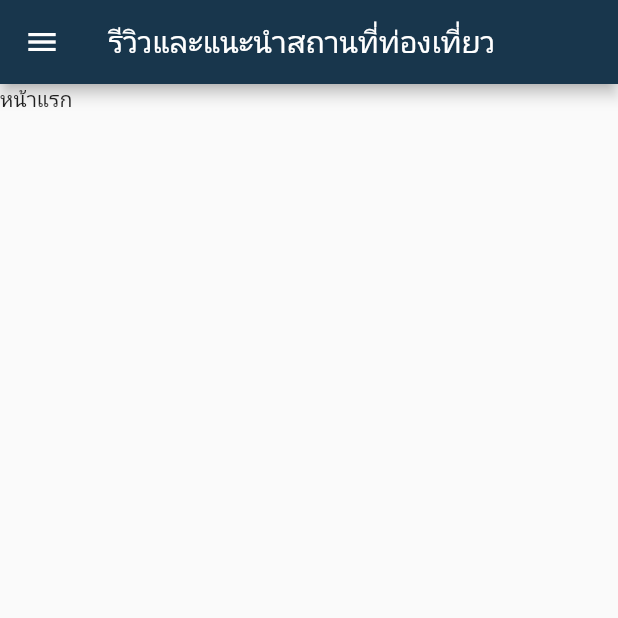
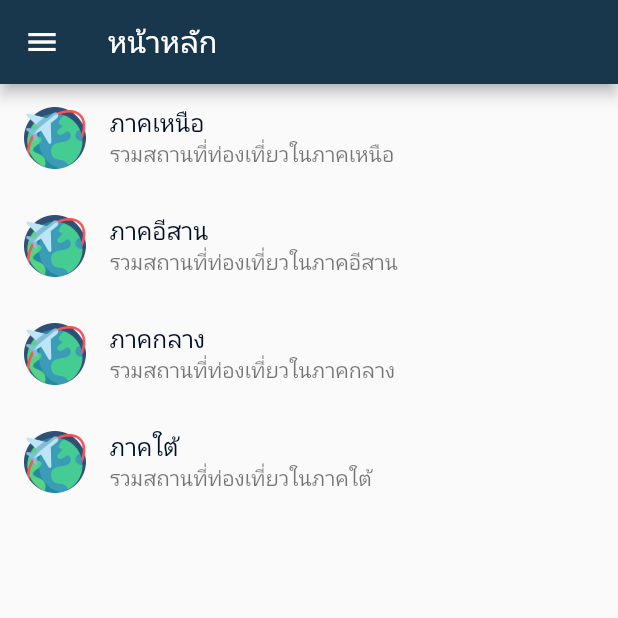
Before and after one commit to nicecs15/ITravel, a Flutter app: the MyService screen opened by its route, on a phone screen of 412 x 824 dp, the top half of it. Run offline on Flutter 3.47's test engine with Material 2 defaults, Android fonts, the phone set to English and light mode, and no system bars; our stand-ins replace firebase_auth, firebase_core; accounts and stored records are empty.

Commit message:
เยอะแยะ

```diff
--- a/lib/router.dart
+++ b/lib/router.dart
@@ -1,10 +1,22 @@
 import 'package:flutter/material.dart';
 import 'package:myapp1/widget/authen.dart';
+import 'package:myapp1/widget/central_list.dart';
+import 'package:myapp1/widget/isan_list.dart';
+import 'package:myapp1/widget/like_list.dart';
 import 'package:myapp1/widget/my_service.dart';
+import 'package:myapp1/widget/north_list.dart';
+import 'package:myapp1/widget/profile.dart';
 import 'package:myapp1/widget/register.dart';
+import 'package:myapp1/widget/south_list.dart';
 
 final Map<String, WidgetBuilder> routes = {
   '/authen': (BuildContext context) => Authen(),
   '/register': (BuildContext context) => Register(),
   '/myService': (BuildContext context) => MyService(),
+  '/north_list': (BuildContext context) => NorthList(),
+  '/isan_list': (BuildContext context) => IsanList(),
+  '/central_list': (BuildContext context) => CentralList(),
+  '/south_list': (BuildContext context) => SouthList(),
+  '/profile': (BuildContext context) => Profile(),
+  '/like': (BuildContext context) => LikeList(),
 };
--- a/lib/widget/central_list.dart
+++ b/lib/widget/central_list.dart
@@ -1,4 +1,5 @@
 import 'package:flutter/material.dart';
+import 'package:myapp1/utility/my_style.dart';
 
 class CentralList extends StatefulWidget {
   const CentralList({Key? key}) : super(key: key);
@@ -11,6 +12,10 @@ class _CentralListState extends State<CentralList> {
   @override
   Widget build(BuildContext context) {
     return Scaffold(
+      appBar: AppBar(
+        backgroundColor: MyStyle().primaryColor,
+        title: Text('สถานที่ท่องเที่ยวในภาคกลาง'),
+      ),
       body: Text('this is Central'),
     );
   }
--- /dev/null
+++ b/lib/widget/homepage.dart
@@ -0,0 +1,68 @@
+import 'package:flutter/material.dart';
+import 'package:myapp1/utility/my_style.dart';
+import 'package:myapp1/widget/central_list.dart';
+import 'package:myapp1/widget/isan_list.dart';
+import 'package:myapp1/widget/north_list.dart';
+import 'package:myapp1/widget/south_list.dart';
+
+class Homepage extends StatefulWidget {
+  Homepage({Key? key}) : super(key: key);
+
+  @override
+  State<Homepage> createState() => _HomepageState();
+}
+
+class _HomepageState extends State<Homepage> {
+  late double screen;
+  Widget currentWidget = Homepage();
+  @override
+  Widget build(BuildContext context) {
+    screen = MediaQuery.of(context).size.width;
+    return Scaffold(
+      body: Column(
+        children: [
+          buildListTileNorthList(),
+          buildListTileIsanList(),
+          buildListTileCentralList(),
+          buildListTileSouthList(),
+        ],
+      ),
+    );
+  }
+
+  ListTile buildListTileNorthList() {
+    return ListTile(
+      leading: Image.asset('images/logo.png', width: screen * .10),
+      title: MyStyle().titleH3('ภาคเหนือ'),
+      subtitle: Text('รวมสถานที่ท่องเที่ยวในภาคเหนือ'),
+      onTap: () => Navigator.pushNamed(context, '/north_list'),
+    );
+  }
+
+  ListTile buildListTileIsanList() {
+    return ListTile(
+      leading: Image.asset('images/logo.png', width: screen * .10),
+      title: MyStyle().titleH3('ภาคอีสาน'),
+      subtitle: Text('รวมสถานที่ท่องเที่ยวในภาคอีสาน'),
+      onTap: () => Navigator.pushNamed(context, '/isan_list'),
+    );
+  }
+
+  ListTile buildListTileCentralList() {
+    return ListTile(
+      leading: Image.asset('images/logo.png', width: screen * .10),
+      title: MyStyle().titleH3('ภาคกลาง'),
+      subtitle: Text('รวมสถานที่ท่องเที่ยวในภาคกลาง'),
+      onTap: () => Navigator.pushNamed(context, '/central_list'),
+    );
+  }
+
+  ListTile buildListTileSouthList() {
+    return ListTile(
+      leading: Image.asset('images/logo.png', width: screen * .10),
+      title: MyStyle().titleH3('ภาคใต้'),
+      subtitle: Text('รวมสถานที่ท่องเที่ยวในภาคใต้'),
+      onTap: () => Navigator.pushNamed(context, '/south_list'),
+    );
+  }
+}
--- a/lib/widget/isan_list.dart
+++ b/lib/widget/isan_list.dart
@@ -1,4 +1,5 @@
 import 'package:flutter/material.dart';
+import 'package:myapp1/utility/my_style.dart';
 
 class IsanList extends StatefulWidget {
   const IsanList({Key? key}) : super(key: key);
@@ -11,6 +12,10 @@ class _IsanListState extends State<IsanList> {
   @override
   Widget build(BuildContext context) {
     return Scaffold(
+      appBar: AppBar(
+        backgroundColor: MyStyle().primaryColor,
+        title: Text('สถานที่ท่องเที่ยวในภาคอีสาน'),
+      ),
       body: Text('จี่หอย'),
     );
   }
--- a/lib/widget/like_list.dart
+++ b/lib/widget/like_list.dart
@@ -1,4 +1,5 @@
 import 'package:flutter/material.dart';
+import 'package:myapp1/utility/my_style.dart';
 
 class LikeList extends StatefulWidget {
   const LikeList({Key? key}) : super(key: key);
@@ -11,6 +12,10 @@ class _LikeListState extends State<LikeList> {
   @override
   Widget build(BuildContext context) {
     return Scaffold(
+      appBar: AppBar(
+        backgroundColor: MyStyle().primaryColor,
+        title: Text('สถานที่ท่องเที่ยวที่ชื่นชอบ'),
+      ),
       body: Text('like'),
     );
   }
--- a/lib/widget/my_service.dart
+++ b/lib/widget/my_service.dart
@@ -5,7 +5,7 @@ import 'package:myapp1/utility/my_style.dart';
 import 'package:myapp1/widget/central_list.dart';
 import 'package:myapp1/widget/isan_list.dart';
 import 'package:myapp1/widget/like_list.dart';
-import 'package:myapp1/widget/%E0%B9%89homepage.dart';
+import 'package:myapp1/widget/homepage.dart';
 import 'package:myapp1/widget/north_list.dart';
 import 'package:myapp1/widget/profile.dart';
 import 'package:myapp1/widget/south_list.dart';
@@ -45,7 +45,7 @@ class _MyServiceState extends State<MyService> {
     return Scaffold(
       appBar: AppBar(
         backgroundColor: MyStyle().primaryColor,
-        title: Text('รีวิวและแนะนำสถานที่ท่องเที่ยว'),
+        title: Text('หน้าหลัก'),
       ),
       drawer: buildDrawer(),
       body: currentWidget,
@@ -59,10 +59,7 @@ class _MyServiceState extends State<MyService> {
           Column(
             children: [
               buildUserAccountsDrawerHeader(),
-              buildListTileNorthList(),
-              buildListTileIsanList(),
-              buildListTileCentralList(),
-              buildListTileSouthList(),
+              buildListTileHomePage(),
               buildListTileLikeList(),
             ],
           ),
@@ -72,72 +69,17 @@ class _MyServiceState extends State<MyService> {
     );
   }
 
-  ListTile buildListTileNorthList() {
+  ListTile buildListTileHomePage() {
     return ListTile(
       leading: Icon(
         Icons.home,
         size: 28,
         color: Colors.red,
       ),
-      title: MyStyle().titleH3('ภาคเหนือ'),
-      subtitle: Text('รวมสถานที่ท่องเที่ยวในภาคเหนือ'),
+      title: MyStyle().titleH3('หน้าหลัก'),
       onTap: () {
         setState(() {
-          currentWidget = NorthList();
-        });
-        Navigator.pop(context);
-      },
-    );
-  }
-
-  ListTile buildListTileIsanList() {
-    return ListTile(
-      leading: Icon(
-        Icons.home,
-        size: 28,
-        color: Colors.red,
-      ),
-      title: MyStyle().titleH3('ภาคอีสาน'),
-      subtitle: Text('รวมสถานที่ท่องเที่ยวในภาคอีสาน'),
-      onTap: () {
-        setState(() {
-          currentWidget = IsanList();
-        });
-        Navigator.pop(context);
-      },
-    );
-  }
-
-  ListTile buildListTileCentralList() {
-    return ListTile(
-      leading: Icon(
-        Icons.home,
-        size: 28,
-        color: Colors.red,
-      ),
-      title: MyStyle().titleH3('ภาคกลาง'),
-      subtitle: Text('รวมสถานที่ท่องเที่ยวในภาคกลาง'),
-      onTap: () {
-        setState(() {
-          currentWidget = CentralList();
-        });
-        Navigator.pop(context);
-      },
-    );
-  }
-
-  ListTile buildListTileSouthList() {
-    return ListTile(
-      leading: Icon(
-        Icons.home,
-        size: 28,
-        color: Colors.red,
-      ),
-      title: MyStyle().titleH3('ภาคใต้'),
-      subtitle: Text('รวมสถานที่ท่องเที่ยวในภาคใต้'),
-      onTap: () {
-        setState(() {
-          currentWidget = SouthList();
+          currentWidget = Homepage();
         });
         Navigator.pop(context);
       },
@@ -152,14 +94,7 @@ class _MyServiceState extends State<MyService> {
           color: Colors.red,
         ),
         title: MyStyle().titleH3('สถานที่ท่องเที่ยวที่ชื่นชอบ'),
-      subtitle: Text('รวมสถานที่ท่องเที่ยวที่คุณชื่นชอบ'),
-      onTap: () {
-        setState(() {
-          currentWidget = LikeList();
-        });
-        Navigator.pop(context);
-      },
-    );
+        onTap: () => Navigator.pushNamed(context, '/like'));
   }
 
 //head
@@ -173,13 +108,8 @@ class _MyServiceState extends State<MyService> {
         accountEmail: MyStyle().titleH3White(email ?? 'Email'),
         currentAccountPicture: IconButton(
             icon: Image.asset('images/traveller.png'),
-          onPressed: () {
-            setState(() {
-              currentWidget = Profile();
-            });
-            Navigator.pop(context);
-          },
-        ) /*Image.asset('images/traveller.png')*/
+            onPressed: () => Navigator.pushNamed(
+                context, '/profile')) /*Image.asset('images/traveller.png')*/
         );
   }
 
--- a/lib/widget/north_list.dart
+++ b/lib/widget/north_list.dart
@@ -1,4 +1,5 @@
 import 'package:flutter/material.dart';
+import 'package:myapp1/utility/my_style.dart';
 
 class NorthList extends StatefulWidget {
   const NorthList({Key? key}) : super(key: key);
@@ -11,6 +12,10 @@ class _NorthListState extends State<NorthList> {
   @override
   Widget build(BuildContext context) {
     return Scaffold(
+      appBar: AppBar(
+        backgroundColor: MyStyle().primaryColor,
+        title: Text('สถานที่ท่องเที่ยวในภาคเหนือ'),
+      ),
       body: Text('แก้ไข'),
     );
   }
--- a/lib/widget/profile.dart
+++ b/lib/widget/profile.dart
@@ -1,4 +1,5 @@
 import 'package:flutter/material.dart';
+import 'package:myapp1/utility/my_style.dart';
 
 class Profile extends StatefulWidget {
   Profile({Key? key}) : super(key: key);
@@ -11,6 +12,10 @@ class _ProfileState extends State<Profile> {
   @override
   Widget build(BuildContext context) {
     return Scaffold(
+      appBar: AppBar(
+        backgroundColor: MyStyle().primaryColor,
+        title: Text('โปรไฟล์'),
+      ),
       body: Text('หน้าโปรไฟล์ไอสัสอย่าเรื่องเยอะ'),
     );
   }
--- a/lib/widget/south_list.dart
+++ b/lib/widget/south_list.dart
@@ -1,4 +1,5 @@
 import 'package:flutter/material.dart';
+import 'package:myapp1/utility/my_style.dart';
 
 class SouthList extends StatefulWidget {
   const SouthList({Key? key}) : super(key: key);
@@ -11,6 +12,10 @@ class _SouthListState extends State<SouthList> {
   @override
   Widget build(BuildContext context) {
     return Scaffold(
+      appBar: AppBar(
+        backgroundColor: MyStyle().primaryColor,
+        title: Text('สถานที่ท่องเที่ยวในภาคใต้'),
+      ),
       body: Text('this is south'),
     );
   }
--- a/lib/widget/้homepage.dart
+++ /dev/null
@@ -1,17 +0,0 @@
-import 'package:flutter/material.dart';
-
-class Homepage extends StatefulWidget {
-  Homepage({Key? key}) : super(key: key);
-
-  @override
-  State<Homepage> createState() => _HomepageState();
-}
-
-class _HomepageState extends State<Homepage> {
-  @override
-  Widget build(BuildContext context) {
-    return Scaffold(
-      body: Text('หน้าแรก'),
-    );
-  }
-}
```
Lines whose indentation alone changed are shown as unchanged.
